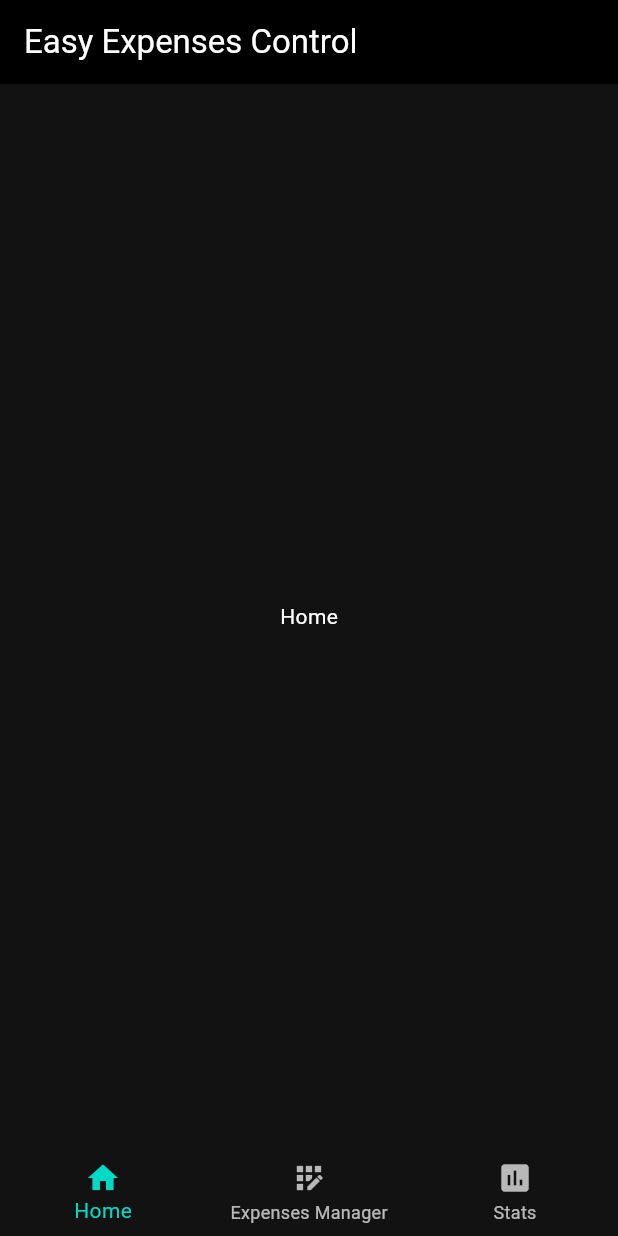
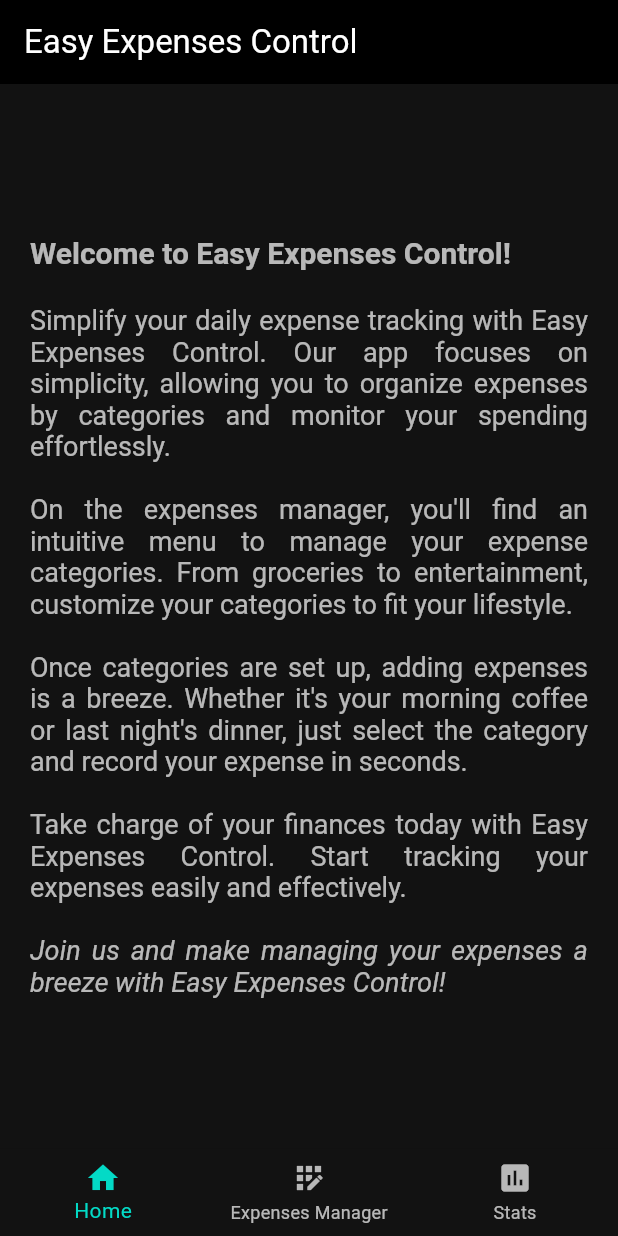
Before and after one commit to JuanJoven01/easy_expenses_control_mobile, a Flutter app: the screen it shows after launch, on a phone screen of 412 x 824 dp. Run offline on Flutter 3.47's test engine with Material 3 defaults, Android fonts, the phone set to English and light mode, and no system bars.

Commit message:
[feature]: start manage categories

```diff
--- a/easy_expenses/lib/screens/expenses_manager_screen.dart
+++ b/easy_expenses/lib/screens/expenses_manager_screen.dart
@@ -1,3 +1,4 @@
+import 'package:easy_expenses/widgets/manage_categories.dart';
 import "package:flutter/material.dart";
 
 class ExpensesManagerScreen extends StatefulWidget {
@@ -12,7 +13,7 @@ class _ExpensesManagerScreenState extends State<ExpensesManagerScreen> {
   Widget build(BuildContext context) {
     return (const Scaffold(
       body: Center(
-        child: Text('Expenses Manager'),
+        child: ManageCategories(),
       ),
     ));
   }
--- a/easy_expenses/lib/screens/home_screen.dart
+++ b/easy_expenses/lib/screens/home_screen.dart
@@ -9,10 +9,56 @@ class MyHomeScreen extends StatefulWidget {
 class _MyHomeScreenState extends State<MyHomeScreen> {
   @override
   Widget build(BuildContext context) {
-    return (const Scaffold(
+    return Scaffold(
       body: Center(
-        child: Text('Home'),
+        child: Padding(
+          padding: const EdgeInsets.symmetric(
+              horizontal: 20.0), // Agrega padding horizontal
+          child: RichText(
+            textAlign: TextAlign.justify, // Justifica el texto
+            text: const TextSpan(
+              style: TextStyle(
+                fontSize: 18,
+                color: Colors.white70,
+              ),
+              children: [
+                TextSpan(
+                  text: "Welcome to Easy Expenses Control!\n\n",
+                  style: TextStyle(
+                    fontWeight:
+                        FontWeight.bold, // Pone en negrita esta parte del texto
+                    fontSize: 20,
+                  ),
+                ),
+                TextSpan(
+                  text:
+                      "Simplify your daily expense tracking with Easy Expenses Control. Our app focuses on simplicity, allowing you to organize expenses by categories and monitor your spending effortlessly.\n\n",
+                ),
+                TextSpan(
+                  text:
+                      "On the expenses manager, you'll find an intuitive menu to manage your expense categories. From groceries to entertainment, customize your categories to fit your lifestyle.\n\n",
+                ),
+                TextSpan(
+                  text:
+                      "Once categories are set up, adding expenses is a breeze. Whether it's your morning coffee or last night's dinner, just select the category and record your expense in seconds.\n\n",
+                ),
+                TextSpan(
+                  text:
+                      "Take charge of your finances today with Easy Expenses Control. Start tracking your expenses easily and effectively.\n\n",
+                ),
+                TextSpan(
+                  text:
+                      "Join us and make managing your expenses a breeze with Easy Expenses Control!",
+                  style: TextStyle(
+                    fontStyle: FontStyle
+                        .italic, // Pone en cursiva esta parte del texto
+                  ),
+                ),
+              ],
+            ),
+          ),
+        ),
       ),
-    ));
+    );
   }
 }
```
Also changed, not shown: easy_expenses/lib/widgets/manage_categories.dart (added, +25 -0 lines).
